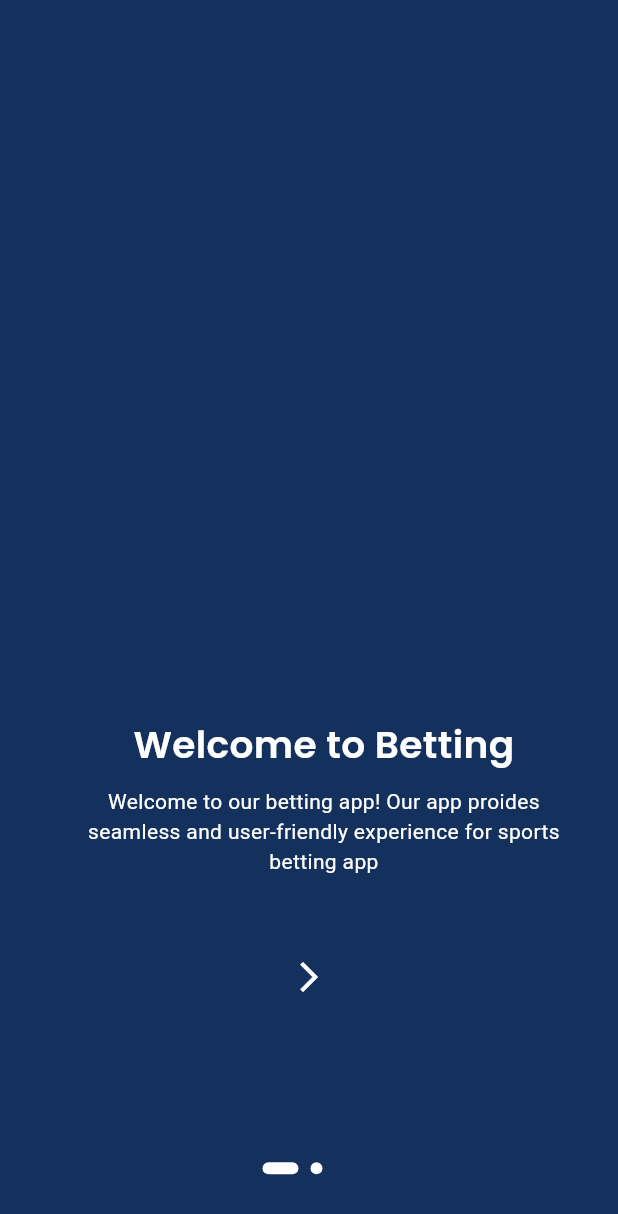
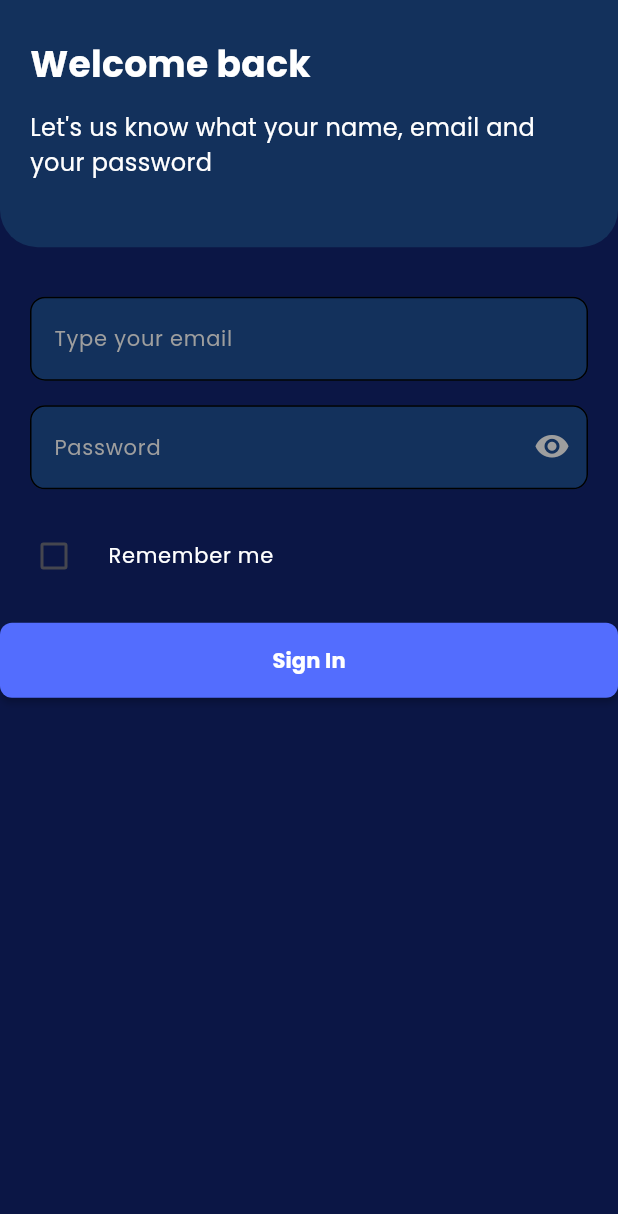
Before and after one commit to VibhutiYadav/betting, a Flutter app: the screen it shows after launch, after a tap on the "arrow forward ios" icon, on a phone screen of 412 x 824 dp. Shown: the top 1214 px of the screen. Run offline on Flutter 3.47's test engine with Material 3 defaults, Android fonts, the phone set to English and light mode, and no system bars; drawn by our look-alikes of smooth_page_indicator; our stand-ins replace get, google_fonts.

Commit message:
comitted by -Mohit Yadav

```diff
--- /dev/null
+++ b/lib/betting/common/widgets/common_materialbutton.dart
@@ -0,0 +1,38 @@
+import 'dart:ui';
+
+import 'package:flutter/cupertino.dart';
+import 'package:flutter/material.dart';
+import 'package:google_fonts/google_fonts.dart';
+
+
+class CommonMaterialButton extends StatelessWidget {
+  String text;
+  Color color;
+  Color textcolor;
+  Function()? ontap;
+  CommonMaterialButton({
+    required this.text, required this.color, required this.textcolor, required this.ontap
+  });
+
+  @override
+  Widget build(BuildContext context) {
+    return MaterialButton(
+      color: color,
+      shape: OutlineInputBorder(
+        borderSide: BorderSide.none,
+        borderRadius: BorderRadius.circular(8),
+      ),
+      onPressed:ontap,
+      height: 50,
+      minWidth: double.infinity,
+      child:
+      Text(text,
+          textScaler: TextScaler.linear(1.0),
+          style: GoogleFonts.poppins(fontSize: 14,
+            fontWeight: FontWeight.w700,
+            color: textcolor,
+          )
+      ),
+    );
+  }
+}
--- /dev/null
+++ b/lib/betting/common/widgets/common_textformfield.dart
@@ -0,0 +1,66 @@
+import 'package:flutter/cupertino.dart';
+import 'package:flutter/material.dart';
+import 'package:flutter/services.dart';
+import 'package:flutter/widgets.dart';
+import 'package:google_fonts/google_fonts.dart';
+
+class CommonTextFormField extends StatelessWidget {
+  String hintName;
+  // String prefixIcon;
+  TextInputType keyboardTypes;
+  Color fillColor;
+  bool obscured;
+  TextEditingController controller;
+  final FormFieldValidator? validator;
+
+  Widget? sufix;
+
+  CommonTextFormField(
+      {required this.hintName,
+      required this.keyboardTypes,
+      required this.obscured,
+      this.sufix,
+      required this.controller,
+      this.validator,
+      required this.fillColor});
+  @override
+  Widget build(BuildContext context) {
+    return Container(
+      child: TextFormField(
+        validator: validator,
+        controller: controller,
+        obscureText: obscured,
+        textInputAction: TextInputAction.done,
+        keyboardType: keyboardTypes,
+        inputFormatters: [LengthLimitingTextInputFormatter(20)],
+        style: TextStyle(color: Colors.grey, ),
+        decoration: InputDecoration(
+          filled: true,
+          fillColor: fillColor,
+          suffixIcon: sufix,
+          hintText: hintName,
+          hintStyle: GoogleFonts.poppins(
+            color: Colors.grey,
+            fontSize: 14,
+            fontWeight: FontWeight.w400,
+          ),
+          focusedErrorBorder: OutlineInputBorder(
+            borderRadius: BorderRadius.circular(10),
+          ),
+          border: InputBorder.none,
+          disabledBorder:
+              OutlineInputBorder(borderRadius: BorderRadius.circular(10)),
+          errorBorder: OutlineInputBorder(
+            borderRadius: BorderRadius.circular(10),
+          ),
+          enabledBorder: OutlineInputBorder(
+            borderRadius: BorderRadius.circular(10),
+          ),
+          focusedBorder: OutlineInputBorder(
+            borderRadius: BorderRadius.circular(10),
+          ),
+        ),
+      ),
+    );
+  }
+}
--- /dev/null
+++ b/lib/betting/features/SignIn/bindings/sign_in_binding.dart
@@ -0,0 +1,12 @@
+import 'package:get/get.dart';
+
+import '../controllers/sign_in_controller.dart';
+
+class SignInBinding extends Bindings {
+  @override
+  void dependencies() {
+    Get.lazyPut<SignInController>(
+      () => SignInController(),
+    );
+  }
+}
--- /dev/null
+++ b/lib/betting/features/SignIn/controllers/sign_in_controller.dart
@@ -0,0 +1,46 @@
+
+import 'package:get/get_rx/get_rx.dart';
+import 'package:flutter/cupertino.dart';
+import 'package:flutter/material.dart';
+import 'package:get/get.dart';
+
+class SignInController extends GetxController {
+  //TODO: Implement SignInController
+
+  var isAgreed = false.obs;
+
+  void toggleAgreement() {
+    isAgreed.value = !isAgreed.value;
+  }
+
+  final count = 0.obs;
+  RxBool  isCheck=true.obs;
+
+
+  void setIsCheck(){
+    print("function got called");
+    isCheck.toggle();
+    update();
+  }
+
+  TextEditingController passwordController = TextEditingController();
+  TextEditingController emailController = TextEditingController();
+
+
+  @override
+  void onInit() {
+    super.onInit();
+  }
+
+  @override
+  void onReady() {
+    super.onReady();
+  }
+
+  @override
+  void onClose() {
+    super.onClose();
+  }
+
+  void increment() => count.value++;
+}
--- /dev/null
+++ b/lib/betting/features/SignIn/views/sign_in_view.dart
@@ -0,0 +1,149 @@
+import 'package:betting_app/betting/util/helper/color.dart';
+import 'package:betting_app/betting/util/routes/route.dart';
+import 'package:flutter/cupertino.dart';
+import 'package:flutter/material.dart';
+import 'package:flutter/services.dart';
+import 'package:flutter/widgets.dart';
+import 'package:get/get.dart';
+import 'package:google_fonts/google_fonts.dart';
+
+import '../../../common/widgets/common_materialbutton.dart';
+import '../../../common/widgets/common_textformfield.dart';
+import '../controllers/sign_in_controller.dart';
+
+class SignInView extends GetView<SignInController> {
+  SignInView({Key? key}) : super(key: key);
+  SignInController signInController = SignInController();
+  final formkey = GlobalKey<FormState>();
+  @override
+  Widget build(BuildContext context) {
+    return SafeArea(
+      child: Scaffold(
+          backgroundColor: primaryColor,
+          body: Container(
+            height: MediaQuery.of(context).size.height,
+            width: MediaQuery.of(context).size.width,
+            child: Column(
+              children: [
+                Container(
+                    padding: EdgeInsets.symmetric(horizontal: 20),
+                    height: MediaQuery.of(context).size.height * 0.2,
+                    width: MediaQuery.of(context).size.width,
+                    decoration: BoxDecoration(
+                        color: secondaryColor,
+                        borderRadius: BorderRadius.only(
+                            bottomRight: Radius.circular(25),
+                            bottomLeft: Radius.circular(25))),
+                    child: Column(
+                      crossAxisAlignment: CrossAxisAlignment.start,
+                      children: [
+                        SizedBox(
+                          height: 25,
+                        ),
+                        Text(
+                          "Welcome back",
+                          style: GoogleFonts.poppins(
+                              color: whiteColor,
+                              fontWeight: FontWeight.w700,
+                              fontSize: 24),
+                        ),
+                        SizedBox(
+                          height: MediaQuery.of(context).size.height * 0.018,
+                        ),
+                        Text(
+                          "Let's us know what your name, email and your password",
+                          style: GoogleFonts.poppins(
+                              color: whiteColor,
+                              fontWeight: FontWeight.w400,
+                              fontSize: 16),
+                        ),
+                        SizedBox(
+                          height: MediaQuery.of(context).size.height * 0.018,
+                        ),
+                      ],
+                    )),
+                SizedBox(
+                  height: MediaQuery.of(context).size.height * 0.04,
+                ),
+                Padding(
+                  padding: const EdgeInsets.symmetric(horizontal: 20),
+                  child: CommonTextFormField(
+                    fillColor: secondaryColor,
+                    hintName: 'Type your email',
+                    keyboardTypes: TextInputType.emailAddress,
+                    obscured: false,
+                    controller: signInController.emailController,
+                    // validator: (value) {
+                    //   if (!GetUtils.isEmail(value))
+                    //     return "Enter valid email";
+                    //   else
+                    //     return null;
+                    // },
+                  ),
+                ),
+                SizedBox(
+                  height: MediaQuery.of(context).size.height * 0.02,
+                ),
+                Obx(
+                  () => Padding(
+                    padding: const EdgeInsets.symmetric(horizontal: 20),
+                    child: CommonTextFormField(
+                      hintName: 'Password',
+                      fillColor: secondaryColor,
+                      sufix: signInController.isCheck.value
+                          ? IconButton(
+                              onPressed: () => signInController.setIsCheck(),
+                              icon: Icon(
+                                Icons.visibility_rounded,
+                                size: 24,
+                                color: Colors.grey,
+                              ),
+                            )
+                          : IconButton(
+                              onPressed: () => signInController.setIsCheck(),
+                              icon: Icon(
+                                Icons.visibility_off_rounded,
+                                size: 24,
+                                color: Colors.grey,
+                              ),
+                            ),
+                      keyboardTypes: TextInputType.visiblePassword,
+                      obscured: signInController.isCheck.value,
+                      controller: signInController.passwordController,
+                      validator: (value) {
+                        if (value.length < 8)
+                          return "Password should minimum 8 character";
+                        else
+                          return null;
+                      },
+                    ),
+                  ),
+                ),
+                SizedBox(height: MediaQuery.of(context).size.height*0.02,),
+                Obx(() {
+                  return CheckboxListTile(
+                    activeColor: primaryColor,
+                    title: Text(
+                      "Remember me",
+                      style: GoogleFonts.poppins(
+                          color: whiteColor,
+                          fontWeight: FontWeight.w400,
+                          fontSize: 14),
+                    ),
+                    value: signInController.isAgreed.value,
+                    onChanged: (bool? value) {
+                      signInController.toggleAgreement();
+                    },
+                    controlAffinity: ListTileControlAffinity.leading,
+                  );
+                }),
+                SizedBox(height: MediaQuery.of(context).size.height*0.02,),
+                CommonMaterialButton(text: 'Sign In', color: Colors.indigoAccent, textcolor: whiteColor, ontap:(){
+                  Get.offNamed(AppRoutes.signup);
+                },),
+              ],
+            ),
+          )),
+    );
+  }
+}
--- a/lib/betting/features/onboarding/views/on_boarding_view.dart
+++ b/lib/betting/features/onboarding/views/on_boarding_view.dart
@@ -1,15 +1,16 @@
 import 'package:betting_app/betting/util/helper/color.dart';
+import 'package:betting_app/betting/util/routes/route.dart';
 import 'package:flutter/material.dart';
-
 
 import 'package:get/get.dart';
 import 'package:google_fonts/google_fonts.dart';
 import 'package:smooth_page_indicator/smooth_page_indicator.dart';
+import '../../SignIn/views/sign_in_view.dart';
 import '../controllers/on_boarding_controller.dart';
 
 class OnBoardingView extends GetView<OnBoardingController> {
   OnBoardingView({Key? key}) : super(key: key);
-  OnBoardingController onBoardingController=OnBoardingController();
+  OnBoardingController onBoardingController = OnBoardingController();
   // final List<Map<String, String>> pages = [
   //   {
   //     'title': language.walkTitle1,
@@ -32,7 +33,7 @@ class OnBoardingView extends GetView<OnBoardingController> {
   Widget build(BuildContext context) {
     return SafeArea(
       child: Scaffold(
-         backgroundColor: Colors.white,
+        backgroundColor: primaryColor,
         body: Stack(
           alignment: Alignment.bottomCenter,
           children: [
@@ -40,22 +41,27 @@ class OnBoardingView extends GetView<OnBoardingController> {
               itemCount: onBoardingController.OnBoardingData.length,
               onPageChanged: controller.onPageChanged,
               itemBuilder: (BuildContext context, int index) {
-                 Map<String, String> page = onBoardingController.OnBoardingData[index];
+                Map<String, String> page =
+                    onBoardingController.OnBoardingData[index];
                 return Stack(
                   children: [
                     Container(
                       height: MediaQuery.of(context).size.height,
                       width: MediaQuery.of(context).size.width,
-                 color:primaryColor,
+                      color: primaryColor,
                       // padding: EdgeInsets.only(left: 30, right: 30),
-                       // child: Image.asset(page['images']!,fit: BoxFit.fill,),
+                      child: Image.asset(
+                        page['images']!,
+                        fit: BoxFit.fill,
+                        height: MediaQuery.of(context).size.height*0.4,
+                        width: MediaQuery.of(context).size.width,
+                      ),
                     ),
                     Positioned(
                       bottom: 0,
                       child: Container(
-                         height: MediaQuery.of(context).size.height*0.45,
+                          height: MediaQuery.of(context).size.height * 0.45,
                           width: MediaQuery.of(context).size.width,
-
                           decoration: BoxDecoration(
                               color: secondaryColor,
                               borderRadius: BorderRadius.only(
@@ -66,21 +72,18 @@ class OnBoardingView extends GetView<OnBoardingController> {
                               //     image: AssetImage(Images.intro_background),
                               //     fit: BoxFit.fill)
                               ),
-
-                         child:  Column(
+                          child: Column(
                             crossAxisAlignment: CrossAxisAlignment.center,
-
                             children: [
                               Container(
-                                   decoration: BoxDecoration(
-
-                                   ),
+                                decoration: BoxDecoration(),
                                 // width: double.infinity,
                                 // height: MediaQuery.of(context).size.height,
                                 child: Padding(
                                   padding: const EdgeInsets.only(left: 20),
                                   child: Column(
-                                       crossAxisAlignment: CrossAxisAlignment.center,
+                                    crossAxisAlignment:
+                                        CrossAxisAlignment.center,
                                     children: [
                                       SizedBox(
                                         height: 25,
@@ -90,8 +93,7 @@ class OnBoardingView extends GetView<OnBoardingController> {
                                           style: GoogleFonts.poppins(
                                               fontSize: 25,
                                               fontWeight: FontWeight.w600,
-                                               color: Colors.white
-                                             )),
+                                              color: Colors.white)),
                                       Padding(
                                         padding: const EdgeInsets.only(top: 10),
                                         child: Text(
@@ -108,23 +110,21 @@ class OnBoardingView extends GetView<OnBoardingController> {
                                 ),
                               )
                             ],
-                         )
+                          )),
                     ),
-                     ),
-
                   ],
                 );
               },
             ),
             Positioned(
                 left: 175,
-                 bottom:MediaQuery.of(context).size.height*0.05,
+                bottom: MediaQuery.of(context).size.height * 0.05,
                 child: Obx(() => Row(
                         mainAxisAlignment: MainAxisAlignment.spaceBetween,
                         children: [
                           SmoothPageIndicator(
                             controller: PageController(
-                           initialPage: controller.currentIndex.value    ,
+                              initialPage: controller.currentIndex.value,
                               onAttach: (position) {
                                 controller.currentIndex.value;
                               },
@@ -133,31 +133,31 @@ class OnBoardingView extends GetView<OnBoardingController> {
                             effect: ExpandingDotsEffect(
                               dotWidth: 8,
                               dotHeight: 8,
-                           dotColor:  Colors.white,
+                              dotColor: Colors.white,
                               activeDotColor: Colors.white,
                             ),
                           ),
-                     ]
-                 )
-                 )
-             ),
+                        ]))),
             Positioned(
-               right: 0, left: 0,
-               bottom:  MediaQuery.of(context).size.height*0.17,
-               child:  InkWell(
+              right: 0,
+              left: 0,
+              bottom: MediaQuery.of(context).size.height * 0.17,
+              child: InkWell(
                 onTap: () {
-                    // Get.to(SignInView());
+                  Get.offNamed(AppRoutes.signin);
                 },
                 child: Container(
                     width: 65,
                     height: 65,
                     decoration: BoxDecoration(
-                       shape: BoxShape.circle,
-                       color:primaryColor
+                        shape: BoxShape.circle, color: Colors.indigoAccent),
+                    child: Icon(
+                      Icons.arrow_forward_ios,
+                      size: 24,
+                      color: Colors.white,
+                    )),
               ),
-                   child: Icon(Icons.arrow_forward_ios,size: 24,color: Colors.white,)
-                            ),
-               ),)
+            )
           ],
         ),
       ),
--- a/lib/betting/util/helper/color.dart
+++ b/lib/betting/util/helper/color.dart
@@ -1,11 +1,12 @@
 import 'package:flutter/cupertino.dart';
 import 'package:flutter/material.dart';
 
-// final Color primaryColor = gradientColors[0];
-final Color secondaryColor = Color(0xFF13315C).withOpacity(0.9);
-// final Color primaryColor = Color(0xFF0B1645);
-// final Color secondaryColor = Color(0xFF8C9EFF);
-final Color primaryColor = Color(0xFF13315C);
+final Color secondaryColor = Color(0xFF13315C);
+final Color primaryColor = Color(0xFF0B1645);
+
+final Color whiteColor=Color(0xFFFFFFFF);
+
+
 
 final List<Color> gradientColors = [Color(0xFF004E99), Color(0xFF003466)];
 
--- a/lib/betting/util/routes/route.dart
+++ b/lib/betting/util/routes/route.dart
@@ -1,4 +1,6 @@
 import 'package:get/get_navigation/src/routes/get_route.dart';
+import '../../features/SignIn/bindings/sign_in_binding.dart';
+import '../../features/SignIn/views/sign_in_view.dart';
 import '../../features/onboarding/bindings/on_boarding_binding.dart';
 import '../../features/onboarding/views/on_boarding_view.dart';
 import '../../features/splash/splash_binding.dart';
@@ -9,7 +11,7 @@ class AppRoutes {
   static const String splash = '/splash';
   static const String onboarding = '/onboarding';
   static const String signup = '/signup';
-  // static const String login = '/login';
+  static const String signin = '/signin';
   // static const String otp = '/otp';
   // static const String otpverified = '/otpverified';
   // static const String home = '/home';
@@ -33,11 +35,11 @@ class AppRoutes {
     //   page: () => SignupScreen(),
     //   binding: SignupBinding(),
     // ),
-    // GetPage(
-    //   name: login,
-    //   page: () => LoginScreen(),
-    //   binding: LoginBinding(),
-    // ),
+    GetPage(
+      name: signin,
+      page: () => SignInView(),
+      binding: SignInBinding(),
+    ),
     // GetPage(
     //   name: otp,
     //   page: () => OTPScreen(),
```
Lines whose indentation alone changed are shown as unchanged.
